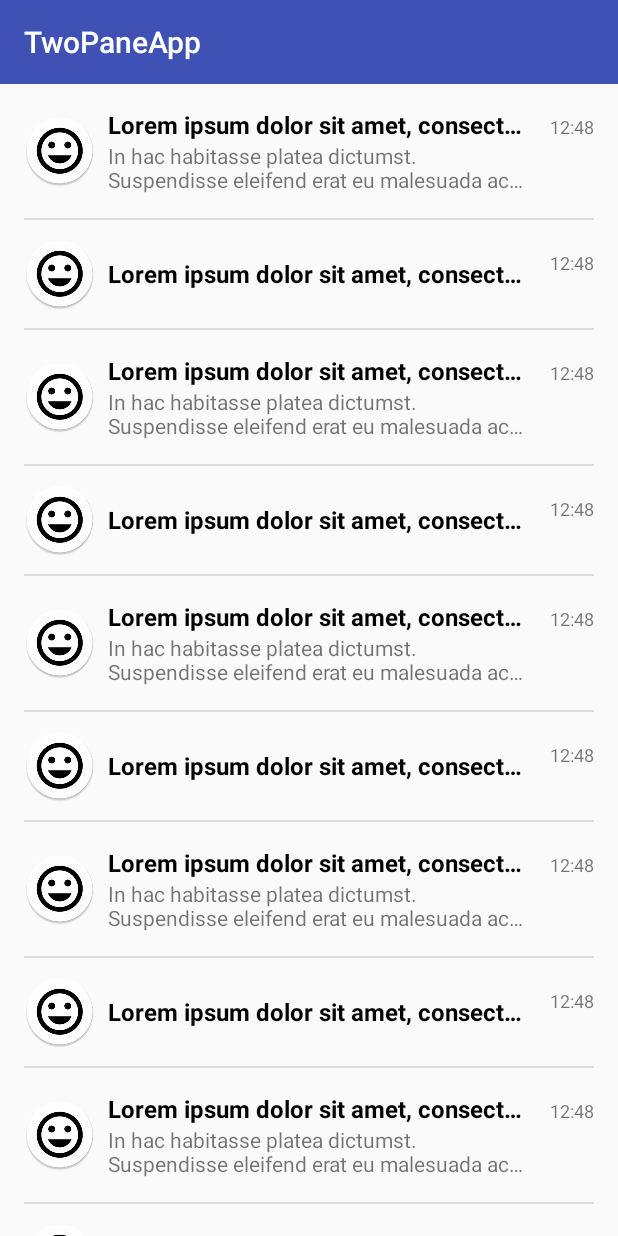
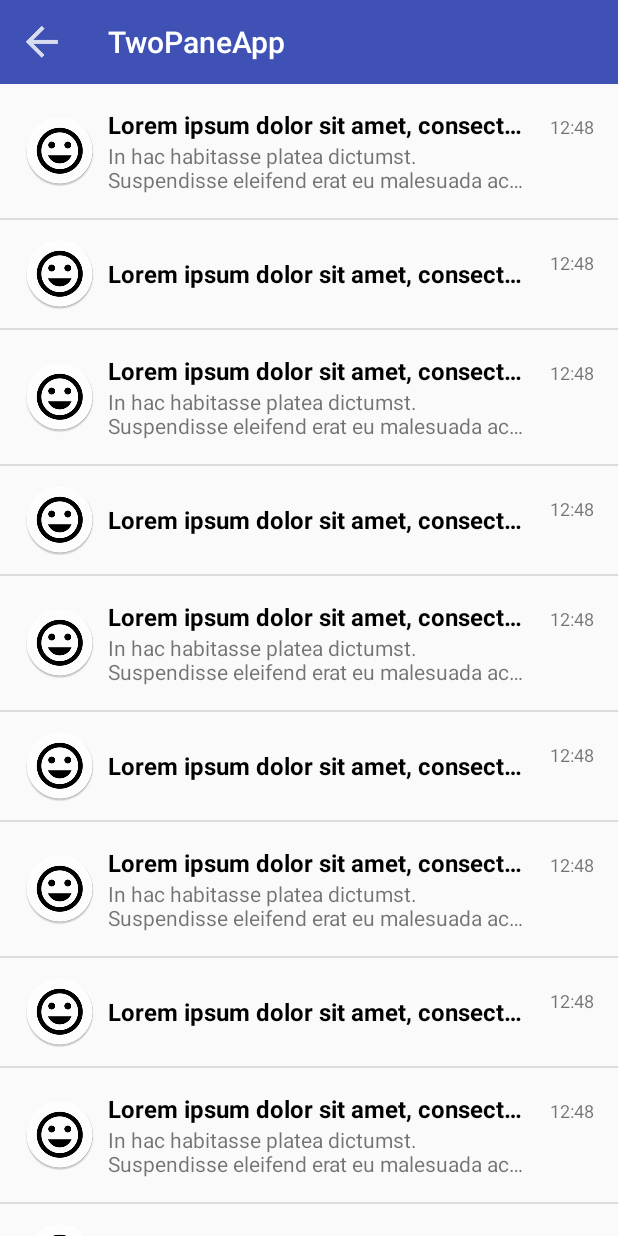
Before and after one commit to alexsemagin/TwoPaneApp, an Android app: the screen it shows after launch (AppActivity), on a phone screen of 412 x 824 dp. Run offline under Robolectric (Android 15) with nearby library versions, the light colour scheme and no system bars; our stand-ins replace ButterKnife.

Commit message:
Update #9

```diff
--- a/app/src/main/java/antonc/rarus/twopaneapp/ui/test_task/DetailFragment.java
+++ b/app/src/main/java/antonc/rarus/twopaneapp/ui/test_task/DetailFragment.java
@@ -40,6 +40,7 @@ public class DetailFragment extends Fragment {
         toolbar.setNavigationIcon(R.drawable.ic_back);
         toolbar.setNavigationOnClickListener( v -> getFragmentManager().beginTransaction().remove(DetailFragment.this).commit());
         toolbar.setTitle(getArguments() == null? ARG_TITLE :getArguments().getString(ARG_TITLE));
+        toolbar.setContentInsetStartWithNavigation(72);
         mTextDetail.setText(getArguments() == null? ARG_INFO :getArguments().getString(ARG_INFO));
     }
 }
--- a/app/src/main/java/antonc/rarus/twopaneapp/ui/test_task/ListFragment.java
+++ b/app/src/main/java/antonc/rarus/twopaneapp/ui/test_task/ListFragment.java
@@ -49,6 +49,8 @@ public class ListFragment extends Fragment implements RecyclerAdapter.OnItemSele
 
         Toolbar toolbar = (Toolbar) getActivity().findViewById(R.id.toolbar);
         toolbar.setTitle(antonc.rarus.twopaneapp.R.string.app_name);
+        toolbar.setNavigationIcon(R.drawable.ic_back);
+        toolbar.setNavigationOnClickListener( v -> getActivity().finish());
         ButterKnife.bind(this, view);
         mRecyclerView.setLayoutManager(new LinearLayoutManager(getActivity()));
         mRecyclerView.setAdapter(mAdapter);
--- a/app/src/main/java/antonc/rarus/twopaneapp/ui/test_task/RecyclerAdapter.java
+++ b/app/src/main/java/antonc/rarus/twopaneapp/ui/test_task/RecyclerAdapter.java
@@ -41,9 +41,8 @@ class RecyclerAdapter extends RecyclerView.Adapter<RecyclerAdapter.ViewHolder> {
     @Override
     public void onBindViewHolder(ViewHolder holder, int position) {
         holder.textViewTitle.setText(mStringList.getTitle(position));
-
         String info = mStringList.getInfo(position);
-        if (info.equals("")) holder.textViewInfo.setVisibility(View.GONE);
+        holder.textViewInfo.setVisibility(info.equals("") ? View.GONE : View.VISIBLE);
         holder.textViewInfo.setText(mStringList.getInfo(position));
         holder.imageView.setImageResource(R.mipmap.ic_face);
     }
--- a/app/src/main/res/layout-land/activity_layout.xml
+++ b/app/src/main/res/layout-land/activity_layout.xml
@@ -19,6 +19,8 @@
             android:id="@+id/toolbar"
             android:layout_width="match_parent"
             android:layout_height="?attr/actionBarSize"
+            app:contentInsetLeft="72dp"
+            app:contentInsetStart="72dp"
             android:theme="@style/ThemeOverlay.AppCompat.ActionBar"
             app:popupTheme="@style/ThemeOverlay.AppCompat.Light"
             app:titleTextColor="@color/colorWhite"/>
--- a/app/src/main/res/layout/activity_layout.xml
+++ b/app/src/main/res/layout/activity_layout.xml
@@ -21,6 +21,9 @@
             android:layout_height="?attr/actionBarSize"
             android:theme="@style/ThemeOverlay.AppCompat.ActionBar"
             app:popupTheme="@style/ThemeOverlay.AppCompat.Light"
+            app:contentInsetLeft="72dp"
+            app:contentInsetStart="72dp"
+
             app:titleTextColor="@color/colorWhite"/>
 
     </android.support.design.widget.AppBarLayout>
--- a/app/src/main/res/layout/fragment_detail.xml
+++ b/app/src/main/res/layout/fragment_detail.xml
@@ -19,6 +19,8 @@
             android:id="@+id/toolbar_detail"
             android:layout_width="match_parent"
             android:layout_height="?attr/actionBarSize"
+            app:contentInsetLeft="72dp"
+            app:contentInsetStart="72dp"
             android:theme="@style/ThemeOverlay.AppCompat.ActionBar"
             app:popupTheme="@style/ThemeOverlay.AppCompat.Light"
             app:titleTextColor="@color/colorWhite"/>
@@ -29,8 +31,8 @@
     <android.support.v4.widget.NestedScrollView
         android:layout_width="match_parent"
         android:layout_height="match_parent"
-        android:paddingLeft="48dp"
-        android:paddingRight="48dp"
+        android:paddingLeft="16dp"
+        android:paddingRight="16dp"
         app:layout_behavior="@string/appbar_scrolling_view_behavior">
 
         <TextView
--- a/app/src/main/res/layout/list_item.xml
+++ b/app/src/main/res/layout/list_item.xml
@@ -1,20 +1,19 @@
 <?xml version="1.0" encoding="utf-8"?>
 <LinearLayout
     xmlns:android="http://schemas.android.com/apk/res/android"
-    xmlns:tools="http://schemas.android.com/tools"
     android:id="@+id/list_item"
     android:layout_width="match_parent"
     android:layout_height="wrap_content"
     android:minHeight="72dp"
-    android:orientation="vertical"
-    android:paddingLeft="16dp"
-    android:paddingRight="16dp">
+    android:orientation="vertical">
 
 
     <LinearLayout
         android:layout_width="match_parent"
         android:layout_height="match_parent"
-        android:orientation="horizontal">
+        android:orientation="horizontal"
+        android:paddingLeft="16dp"
+        android:paddingRight="16dp">
 
         <ImageView
             android:id="@+id/image_face"
--- /dev/null
+++ b/app/src/main/res/values/dimen.xml
@@ -0,0 +1,4 @@
+<?xml version="1.0" encoding="utf-8"?>
+<resources>
+    <dimen name="toolbar_padding_left"> 72dp </dimen>
+</resources>
```
